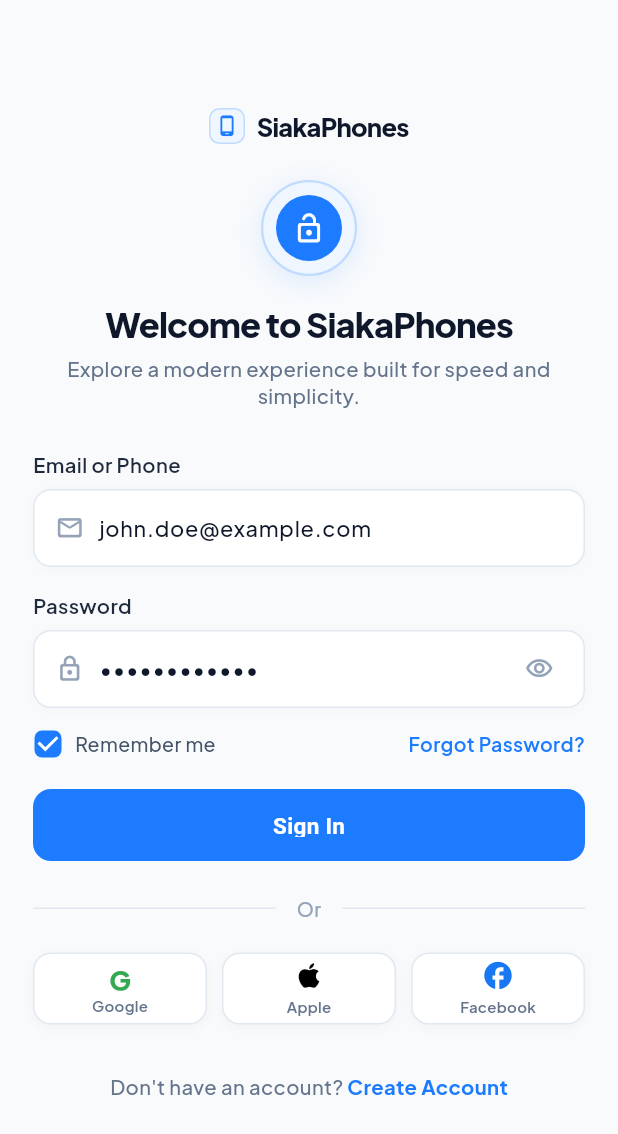
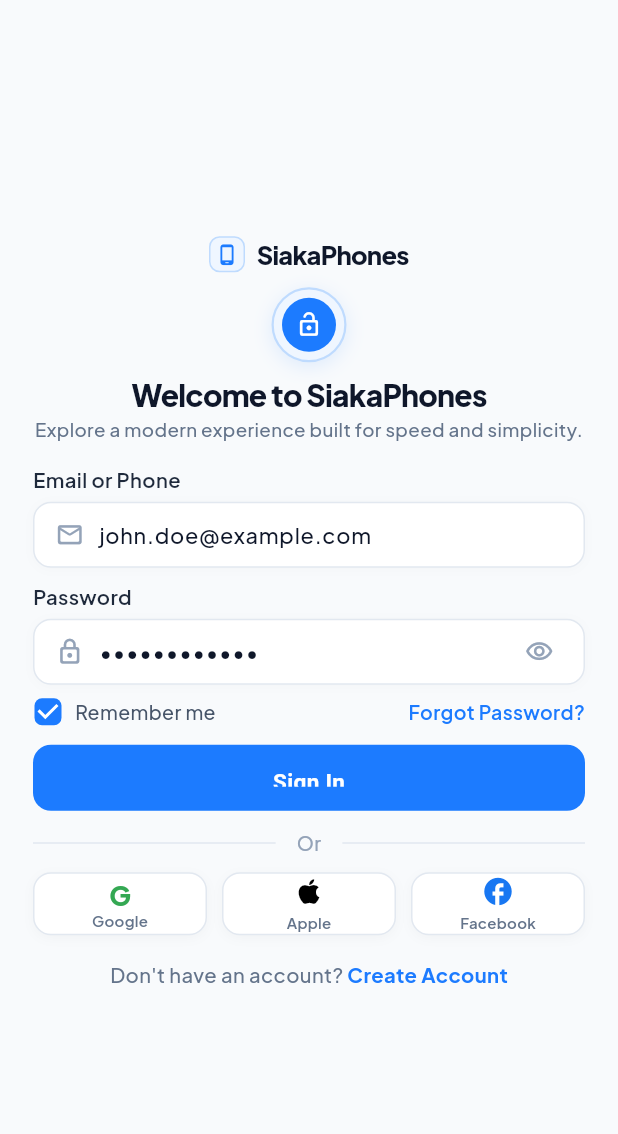
Before and after one commit to couragebrown/siaka-phones, a Flutter app: the screen it shows after launch, on a phone screen of 412 x 824 dp. Shown: the top 1134 px of the screen. Run offline on Flutter 3.47's test engine with Material 3 defaults, Android fonts, the phone set to English and light mode, and no system bars; our stand-ins replace google_fonts, shared_preferences.

Commit message:
style: compact SignInView layout so Create Account is visible without scrolling

```diff
--- a/flutter_app/lib/ui/features/auth/sign_in_view.dart
+++ b/flutter_app/lib/ui/features/auth/sign_in_view.dart
@@ -115,54 +115,54 @@
             child: SingleChildScrollView(
               physics: const BouncingScrollPhysics(),
               padding: EdgeInsets.symmetric(
-                  horizontal: horizontalPadding, vertical: 12),
+                  horizontal: horizontalPadding, vertical: 6),
               child: Column(
                 crossAxisAlignment: CrossAxisAlignment.stretch,
                 children: [
                   _buildTopBar(),
-                  const SizedBox(height: 24),
+                  const SizedBox(height: 10),
                   const Center(child: _GreetingAvatar()),
-                  const SizedBox(height: 18),
+                  const SizedBox(height: 10),
                   const Center(
                     child: Text(
                       'Welcome to SiakaPhones',
                       textAlign: TextAlign.center,
                       style: TextStyle(
                         color: Color(0xFF0F172A),
-                        fontSize: 23,
+                        fontSize: 20,
                         fontWeight: FontWeight.w800,
-                        letterSpacing: -0.6,
-                        height: 1.2,
+                        letterSpacing: -0.5,
+                        height: 1.15,
                       ),
                     ),
                   ),
-                  const SizedBox(height: 6),
+                  const SizedBox(height: 4),
                   const Center(
                     child: Text(
                       'Explore a modern experience built for speed and simplicity.',
                       textAlign: TextAlign.center,
                       style: TextStyle(
                         color: Color(0xFF64748B),
-                        fontSize: 13.5,
+                        fontSize: 12.5,
                         fontWeight: FontWeight.w500,
-                        height: 1.35,
+                        height: 1.3,
                       ),
                     ),
                   ),
-                  const SizedBox(height: 28),
+                  const SizedBox(height: 16),
                   _buildSignInForm(),
-                  const SizedBox(height: 20),
+                  const SizedBox(height: 12),
                   _buildPrimaryButton(
                     label: 'Sign In',
                     onPressed: _handleSignIn,
                   ),
-                  const SizedBox(height: 22),
+                  const SizedBox(height: 12),
                   _buildOrDivider(),
-                  const SizedBox(height: 20),
+                  const SizedBox(height: 10),
                   _buildSocialList(),
-                  const SizedBox(height: 26),
+                  const SizedBox(height: 14),
                   _buildFooterSwitch(),
-                  const SizedBox(height: 12),
+                  const SizedBox(height: 4),
                 ],
               ),
             ),
@@ -231,7 +231,7 @@
           focusNode: _loginIdentifierFocusNode,
           errorText: _fieldErrors['loginIdentifier'],
         ),
-        const SizedBox(height: 16),
+        const SizedBox(height: 10),
         _buildInputGroup(
           label: 'Password',
           controller: _loginPasswordController,
@@ -247,7 +247,7 @@
           focusNode: _loginPasswordFocusNode,
           errorText: _fieldErrors['loginPassword'],
         ),
-        const SizedBox(height: 14),
+        const SizedBox(height: 8),
         SizedBox(
           width: double.infinity,
           child: Wrap(
@@ -335,7 +335,7 @@
             fontWeight: FontWeight.w600,
           ),
         ),
-        const SizedBox(height: 7),
+        const SizedBox(height: 5),
         Container(
           decoration: BoxDecoration(
             color: Colors.white,
@@ -379,7 +379,7 @@
                     ),
                     border: InputBorder.none,
                     isDense: true,
-                    contentPadding: const EdgeInsets.symmetric(vertical: 14),
+                    contentPadding: const EdgeInsets.symmetric(vertical: 10),
                   ),
                 ),
               ),
@@ -416,7 +416,7 @@
     required VoidCallback onPressed,
   }) {
     return SizedBox(
-      height: 48,
+      height: 44,
       child: ElevatedButton(
         onPressed: onPressed,
         style: ElevatedButton.styleFrom(
@@ -508,7 +508,7 @@
       },
       behavior: HitTestBehavior.opaque,
       child: Container(
-        height: 48,
+        height: 42,
         decoration: BoxDecoration(
           color: Colors.white,
           borderRadius: BorderRadius.circular(12),
@@ -582,7 +582,7 @@
         behavior: HitTestBehavior.opaque,
         onTap: _goToSignUp,
         child: const Padding(
-          padding: EdgeInsets.symmetric(vertical: 6),
+          padding: EdgeInsets.symmetric(vertical: 3),
           child: Wrap(
             alignment: WrapAlignment.center,
             crossAxisAlignment: WrapCrossAlignment.center,
@@ -617,8 +617,8 @@
   @override
   Widget build(BuildContext context) {
     return Container(
-      width: 64,
-      height: 64,
+      width: 50,
+      height: 50,
       decoration: BoxDecoration(
         color: const Color(0xFFEFF6FF),
         shape: BoxShape.circle,
@@ -626,15 +626,15 @@
         boxShadow: [
           BoxShadow(
             color: const Color(0xFF1C7BFF).withValues(alpha: 0.12),
-            blurRadius: 14,
-            offset: const Offset(0, 4),
+            blurRadius: 10,
+            offset: const Offset(0, 3),
           ),
         ],
       ),
       child: Center(
         child: Container(
-          width: 44,
-          height: 44,
+          width: 36,
+          height: 36,
           decoration: const BoxDecoration(
             color: Color(0xFF1C7BFF),
             shape: BoxShape.circle,
@@ -642,7 +642,7 @@
           child: const Icon(
             Icons.lock_open_rounded,
             color: Colors.white,
-            size: 22,
+            size: 18,
           ),
         ),
       ),
```
